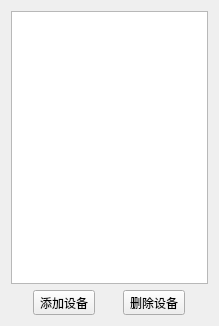
Qt form UAVManage/devicemanage.ui (gessd/UAVManage) before a commit.
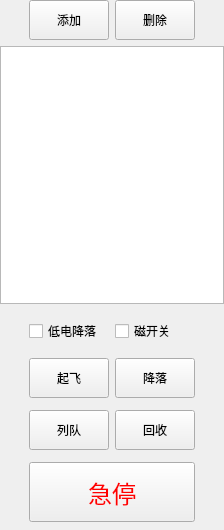
The same form after that commit.

```diff
--- a/UAVManage/devicemanage.ui
+++ b/UAVManage/devicemanage.ui
@@ -6,35 +6,269 @@
    <rect>
     <x>0</x>
     <y>0</y>
-    <width>219</width>
-    <height>326</height>
+    <width>224</width>
+    <height>530</height>
    </rect>
   </property>
   <property name="windowTitle">
    <string>DeviceManage</string>
   </property>
+  <property name="styleSheet">
+   <string notr="true"/>
+  </property>
   <layout class="QGridLayout" name="gridLayout">
-   <item row="0" column="0">
-    <widget class="QListWidget" name="listWidget"/>
-   </item>
+   <property name="leftMargin">
+    <number>0</number>
+   </property>
+   <property name="topMargin">
+    <number>0</number>
+   </property>
+   <property name="rightMargin">
+    <number>0</number>
+   </property>
+   <property name="bottomMargin">
+    <number>0</number>
+   </property>
    <item row="1" column="0">
+    <widget class="QListWidget" name="listWidget"/>
+   </item>
+   <item row="0" column="0">
     <layout class="QHBoxLayout" name="horizontalLayout">
+     <item>
+      <spacer name="horizontalSpacer_3">
+       <property name="orientation">
+        <enum>Qt::Horizontal</enum>
+       </property>
+       <property name="sizeHint" stdset="0">
+        <size>
+         <width>40</width>
+         <height>20</height>
+        </size>
+       </property>
+      </spacer>
+     </item>
      <item>
       <widget class="QToolButton" name="btnAddDevice">
+       <property name="minimumSize">
+        <size>
+         <width>80</width>
+         <height>40</height>
+        </size>
+       </property>
        <property name="text">
-        <string>添加设备</string>
+        <string>添加</string>
        </property>
       </widget>
      </item>
      <item>
       <widget class="QToolButton" name="btnRemoveDevice">
+       <property name="minimumSize">
+        <size>
+         <width>80</width>
+         <height>40</height>
+        </size>
+       </property>
        <property name="text">
-        <string>删除设备</string>
+        <string>删除</string>
        </property>
       </widget>
      </item>
+     <item>
+      <spacer name="horizontalSpacer_4">
+       <property name="orientation">
+        <enum>Qt::Horizontal</enum>
+       </property>
+       <property name="sizeHint" stdset="0">
+        <size>
+         <width>40</width>
+         <height>20</height>
+        </size>
+       </property>
+      </spacer>
+     </item>
     </layout>
    </item>
+   <item row="2" column="0">
+    <widget class="QWidget" name="widgetCommand" native="true">
+     <property name="minimumSize">
+      <size>
+       <width>0</width>
+       <height>220</height>
+      </size>
+     </property>
+     <layout class="QGridLayout" name="gridLayout_2">
+      <property name="leftMargin">
+       <number>0</number>
+      </property>
+      <property name="topMargin">
+       <number>0</number>
+      </property>
+      <property name="rightMargin">
+       <number>0</number>
+      </property>
+      <property name="bottomMargin">
+       <number>0</number>
+      </property>
+      <item row="3" column="1" colspan="2">
+       <widget class="QToolButton" name="btnFlyStop">
+        <property name="minimumSize">
+         <size>
+          <width>166</width>
+          <height>60</height>
+         </size>
+        </property>
+        <property name="maximumSize">
+         <size>
+          <width>240</width>
+          <height>16777215</height>
+         </size>
+        </property>
+        <property name="font">
+         <font>
+          <pointsize>18</pointsize>
+          <weight>50</weight>
+          <bold>false</bold>
+         </font>
+        </property>
+        <property name="styleSheet">
+         <string notr="true">color: rgb(255, 0, 0);</string>
+        </property>
+        <property name="text">
+         <string>急停</string>
+        </property>
+       </widget>
+      </item>
+      <item row="2" column="2">
+       <widget class="QToolButton" name="btnRegain">
+        <property name="minimumSize">
+         <size>
+          <width>80</width>
+          <height>40</height>
+         </size>
+        </property>
+        <property name="maximumSize">
+         <size>
+          <width>120</width>
+          <height>16777215</height>
+         </size>
+        </property>
+        <property name="text">
+         <string>回收</string>
+        </property>
+       </widget>
+      </item>
+      <item row="1" column="2">
+       <widget class="QToolButton" name="btnFlyLand">
+        <property name="minimumSize">
+         <size>
+          <width>80</width>
+          <height>40</height>
+         </size>
+        </property>
+        <property name="maximumSize">
+         <size>
+          <width>120</width>
+          <height>16777215</height>
+         </size>
+        </property>
+        <property name="text">
+         <string>降落</string>
+        </property>
+       </widget>
+      </item>
+      <item row="1" column="1">
+       <widget class="QToolButton" name="btnFlyTakeoff">
+        <property name="minimumSize">
+         <size>
+          <width>80</width>
+          <height>40</height>
+         </size>
+        </property>
+        <property name="maximumSize">
+         <size>
+          <width>120</width>
+          <height>16777215</height>
+         </size>
+        </property>
+        <property name="text">
+         <string>起飞</string>
+        </property>
+       </widget>
+      </item>
+      <item row="2" column="0">
+       <spacer name="horizontalSpacer">
+        <property name="orientation">
+         <enum>Qt::Horizontal</enum>
+        </property>
+        <property name="sizeHint" stdset="0">
+         <size>
+          <width>40</width>
+          <height>20</height>
+         </size>
+        </property>
+       </spacer>
+      </item>
+      <item row="0" column="2">
+       <widget class="QCheckBox" name="checkBoxMagnetismStatus">
+        <property name="minimumSize">
+         <size>
+          <width>0</width>
+          <height>30</height>
+         </size>
+        </property>
+        <property name="text">
+         <string>磁开关</string>
+        </property>
+       </widget>
+      </item>
+      <item row="2" column="1">
+       <widget class="QToolButton" name="btnQueue">
+        <property name="minimumSize">
+         <size>
+          <width>80</width>
+          <height>40</height>
+         </size>
+        </property>
+        <property name="maximumSize">
+         <size>
+          <width>120</width>
+          <height>16777215</height>
+         </size>
+        </property>
+        <property name="text">
+         <string>列队</string>
+        </property>
+       </widget>
+      </item>
+      <item row="0" column="1">
+       <widget class="QCheckBox" name="checkBoxAutoLand">
+        <property name="minimumSize">
+         <size>
+          <width>0</width>
+          <height>30</height>
+         </size>
+        </property>
+        <property name="text">
+         <string>低电降落</string>
+        </property>
+       </widget>
+      </item>
+      <item row="2" column="3">
+       <spacer name="horizontalSpacer_2">
+        <property name="orientation">
+         <enum>Qt::Horizontal</enum>
+        </property>
+        <property name="sizeHint" stdset="0">
+         <size>
+          <width>40</width>
+          <height>20</height>
+         </size>
+        </property>
+       </spacer>
+      </item>
+     </layout>
+    </widget>
+   </item>
   </layout>
  </widget>
  <layoutdefault spacing="6" margin="11"/>
```
